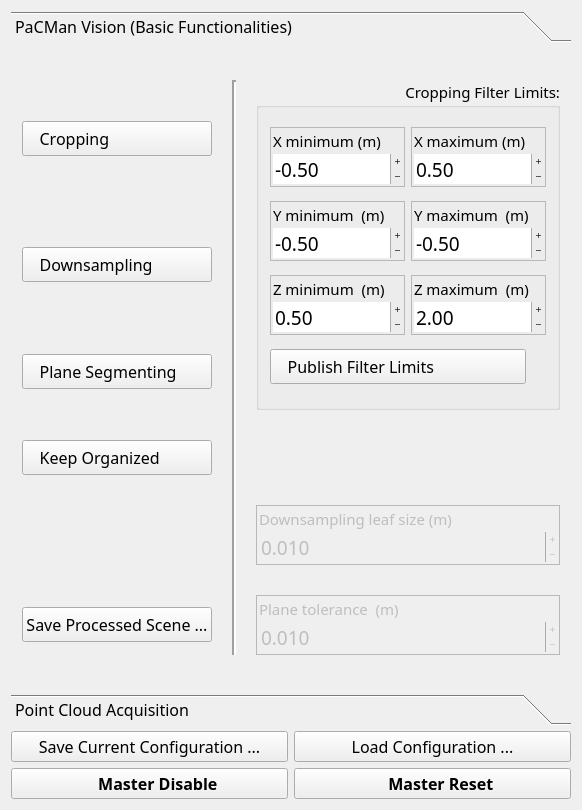
Qt form src/basic_node/gui/basic_node_gui.ui (Tabjones/pacman_vision) before a commit.
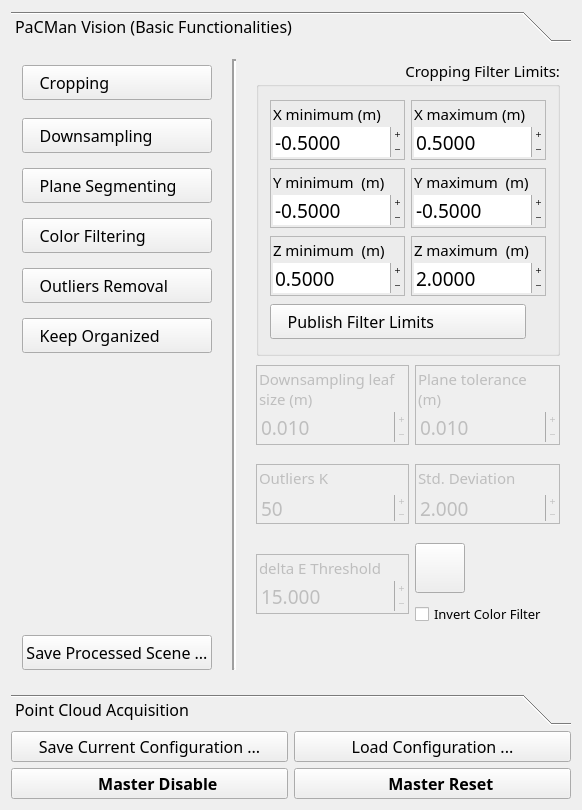
The same form after that commit. Icons and pictures are not drawn.

Diff of the .ui file:
```diff
--- a/src/basic_node/gui/basic_node_gui.ui
+++ b/src/basic_node/gui/basic_node_gui.ui
@@ -24,7 +24,7 @@
     <item row="0" column="0" colspan="2">
      <widget class="QToolBox" name="Tabs">
       <property name="sizePolicy">
-       <sizepolicy hsizetype="Expanding" vsizetype="MinimumExpanding">
+       <sizepolicy hsizetype="Expanding" vsizetype="Expanding">
         <horstretch>0</horstretch>
         <verstretch>0</verstretch>
        </sizepolicy>
@@ -35,6 +35,9 @@
         <height>520</height>
        </size>
       </property>
+      <property name="autoFillBackground">
+       <bool>false</bool>
+      </property>
       <property name="tabSpacing">
        <number>3</number>
       </property>
@@ -47,6 +50,12 @@
          <height>636</height>
         </rect>
        </property>
+       <property name="sizePolicy">
+        <sizepolicy hsizetype="Preferred" vsizetype="Expanding">
+         <horstretch>0</horstretch>
+         <verstretch>0</verstretch>
+        </sizepolicy>
+       </property>
        <property name="toolTip">
         <string>Control the basic node filtering process.</string>
        </property>
@@ -99,7 +108,7 @@
           </property>
          </widget>
         </item>
-        <item row="0" column="1" rowspan="6">
+        <item row="0" column="1" rowspan="11">
          <widget class="Line" name="separator">
           <property name="minimumSize">
            <size>
@@ -115,7 +124,7 @@
           </property>
          </widget>
         </item>
-        <item row="0" column="2" rowspan="3">
+        <item row="0" column="2" rowspan="6" colspan="2">
          <widget class="QGroupBox" name="CroppingG">
           <property name="sizePolicy">
            <sizepolicy hsizetype="Expanding" vsizetype="MinimumExpanding">
@@ -235,13 +244,13 @@
                  <enum>QAbstractSpinBox::PlusMinus</enum>
                 </property>
                 <property name="decimals">
-                 <number>2</number>
+                 <number>4</number>
                 </property>
                 <property name="minimum">
-                 <double>-2.000000000000000</double>
+                 <double>-900.000000000000000</double>
                 </property>
                 <property name="maximum">
-                 <double>2.000000000000000</double>
+                 <double>900.000000000000000</double>
                 </property>
                 <property name="singleStep">
                  <double>0.100000000000000</double>
@@ -339,13 +348,13 @@
                  <enum>QAbstractSpinBox::PlusMinus</enum>
                 </property>
                 <property name="decimals">
-                 <number>2</number>
+                 <number>4</number>
                 </property>
                 <property name="minimum">
-                 <double>-2.000000000000000</double>
+                 <double>-900.000000000000000</double>
                 </property>
                 <property name="maximum">
-                 <double>2.000000000000000</double>
+                 <double>900.000000000000000</double>
                 </property>
                 <property name="singleStep">
                  <double>0.100000000000000</double>
@@ -443,13 +452,13 @@
                  <enum>QAbstractSpinBox::PlusMinus</enum>
                 </property>
                 <property name="decimals">
-                 <number>2</number>
+                 <number>4</number>
                 </property>
                 <property name="minimum">
-                 <double>-2.000000000000000</double>
+                 <double>-900.000000000000000</double>
                 </property>
                 <property name="maximum">
-                 <double>2.000000000000000</double>
+                 <double>900.000000000000000</double>
                 </property>
                 <property name="singleStep">
                  <double>0.100000000000000</double>
@@ -547,13 +556,13 @@
                  <enum>QAbstractSpinBox::PlusMinus</enum>
                 </property>
                 <property name="decimals">
-                 <number>2</number>
+                 <number>4</number>
                 </property>
                 <property name="minimum">
-                 <double>-2.000000000000000</double>
+                 <double>-900.000000000000000</double>
                 </property>
                 <property name="maximum">
-                 <double>2.000000000000000</double>
+                 <double>900.000000000000000</double>
                 </property>
                 <property name="singleStep">
                  <double>0.100000000000000</double>
@@ -651,13 +660,13 @@
                  <enum>QAbstractSpinBox::PlusMinus</enum>
                 </property>
                 <property name="decimals">
-                 <number>2</number>
+                 <number>4</number>
                 </property>
                 <property name="minimum">
-                 <double>0.100000000000000</double>
+                 <double>-900.000000000000000</double>
                 </property>
                 <property name="maximum">
-                 <double>3.900000000000000</double>
+                 <double>900.000000000000000</double>
                 </property>
                 <property name="singleStep">
                  <double>0.100000000000000</double>
@@ -755,13 +764,13 @@
                  <enum>QAbstractSpinBox::PlusMinus</enum>
                 </property>
                 <property name="decimals">
-                 <number>2</number>
+                 <number>4</number>
                 </property>
                 <property name="minimum">
-                 <double>0.200000000000000</double>
+                 <double>-900.000000000000000</double>
                 </property>
                 <property name="maximum">
-                 <double>4.000000000000000</double>
+                 <double>900.000000000000000</double>
                 </property>
                 <property name="singleStep">
                  <double>0.100000000000000</double>
@@ -919,6 +928,96 @@
          </widget>
         </item>
         <item row="3" column="0">
+         <widget class="QPushButton" name="ColorButt">
+          <property name="maximumSize">
+           <size>
+            <width>16777215</width>
+            <height>35</height>
+           </size>
+          </property>
+          <property name="font">
+           <font>
+            <family>Oxygen-Sans</family>
+            <pointsize>12</pointsize>
+           </font>
+          </property>
+          <property name="focusPolicy">
+           <enum>Qt::NoFocus</enum>
+          </property>
+          <property name="acceptDrops">
+           <bool>false</bool>
+          </property>
+          <property name="toolTip">
+           <string>Enable/Disable cropbox filter applied to incoming point clouds.</string>
+          </property>
+          <property name="styleSheet">
+           <string notr="true">Text-align:left</string>
+          </property>
+          <property name="text">
+           <string>    Color Filtering</string>
+          </property>
+          <property name="icon">
+           <iconset resource="../../../resources/resources.qrc">
+            <normaloff>:/icons/off.png</normaloff>
+            <normalon>:/icons/on.png</normalon>:/icons/off.png</iconset>
+          </property>
+          <property name="iconSize">
+           <size>
+            <width>32</width>
+            <height>32</height>
+           </size>
+          </property>
+          <property name="checkable">
+           <bool>true</bool>
+          </property>
+         </widget>
+        </item>
+        <item row="4" column="0">
+         <widget class="QPushButton" name="OutiliersButt">
+          <property name="maximumSize">
+           <size>
+            <width>16777215</width>
+            <height>35</height>
+           </size>
+          </property>
+          <property name="font">
+           <font>
+            <family>Oxygen-Sans</family>
+            <pointsize>12</pointsize>
+           </font>
+          </property>
+          <property name="focusPolicy">
+           <enum>Qt::NoFocus</enum>
+          </property>
+          <property name="acceptDrops">
+           <bool>false</bool>
+          </property>
+          <property name="toolTip">
+           <string>Enable/Disable cropbox filter applied to incoming point clouds.</string>
+          </property>
+          <property name="styleSheet">
+           <string notr="true">Text-align:left</string>
+          </property>
+          <property name="text">
+           <string>    Outliers Removal</string>
+          </property>
+          <property name="icon">
+           <iconset resource="../../../resources/resources.qrc">
+            <normaloff>:/icons/off.png</normaloff>
+            <normalon>:/icons/on.png</normalon>:/icons/off.png</iconset>
+          </property>
+          <property name="iconSize">
+           <size>
+            <width>32</width>
+            <height>32</height>
+           </size>
+          </property>
+          <property name="checkable">
+           <bool>true</bool>
+          </property>
+         </widget>
+        </item>
+        <item row="5" column="0">
          <widget class="QPushButton" name="OrganizedButt">
           <property name="maximumSize">
            <size>
@@ -963,7 +1062,7 @@
           </property>
          </widget>
         </item>
-        <item row="4" column="2">
+        <item row="6" column="2">
          <widget class="QFrame" name="LeafF">
           <property name="enabled">
            <bool>false</bool>
@@ -976,8 +1075,8 @@
           </property>
           <property name="minimumSize">
            <size>
-            <width>222</width>
-            <height>0</height>
+            <width>100</width>
+            <height>80</height>
            </size>
           </property>
           <property name="font">
@@ -1032,6 +1131,9 @@
              <property name="alignment">
               <set>Qt::AlignLeading|Qt::AlignLeft|Qt::AlignTop</set>
              </property>
+             <property name="wordWrap">
+              <bool>true</bool>
+             </property>
             </widget>
            </item>
            <item>
@@ -1070,44 +1172,7 @@
           </layout>
          </widget>
         </item>
-        <item row="5" column="0">
-         <widget class="QPushButton" name="SaveButt">
-          <property name="maximumSize">
-           <size>
-            <width>16777215</width>
-            <height>35</height>
-           </size>
-          </property>
-          <property name="font">
-           <font>
-            <family>Oxygen-Sans</family>
-            <pointsize>12</pointsize>
-           </font>
-          </property>
-          <property name="focusPolicy">
-           <enum>Qt::NoFocus</enum>
-          </property>
-          <property name="acceptDrops">
-           <bool>false</bool>
-          </property>
-          <property name="toolTip">
-           <string>Save current Processed Scene on user selected location. (By calling service get_scene_processed)</string>
-          </property>
-          <property name="text">
-           <string>Save Processed Scene ...</string>
-          </property>
-          <property name="iconSize">
-           <size>
-            <width>32</width>
-            <height>32</height>
-           </size>
-          </property>
-          <property name="checkable">
-           <bool>false</bool>
-          </property>
-         </widget>
-        </item>
-        <item row="5" column="2">
+        <item row="6" column="3">
          <widget class="QFrame" name="PlaneF">
           <property name="enabled">
            <bool>false</bool>
@@ -1120,8 +1185,8 @@
           </property>
           <property name="minimumSize">
            <size>
-            <width>222</width>
-            <height>0</height>
+            <width>100</width>
+            <height>80</height>
            </size>
           </property>
           <property name="font">
@@ -1176,6 +1241,9 @@
              <property name="alignment">
               <set>Qt::AlignLeading|Qt::AlignLeft|Qt::AlignTop</set>
              </property>
+             <property name="wordWrap">
+              <bool>true</bool>
+             </property>
             </widget>
            </item>
            <item>
@@ -1214,6 +1282,401 @@
           </layout>
          </widget>
         </item>
+        <item row="7" column="2">
+         <widget class="QFrame" name="OutliersKF">
+          <property name="enabled">
+           <bool>false</bool>
+          </property>
+          <property name="sizePolicy">
+           <sizepolicy hsizetype="Preferred" vsizetype="Fixed">
+            <horstretch>0</horstretch>
+            <verstretch>0</verstretch>
+           </sizepolicy>
+          </property>
+          <property name="minimumSize">
+           <size>
+            <width>100</width>
+            <height>0</height>
+           </size>
+          </property>
+          <property name="font">
+           <font>
+            <pointsize>11</pointsize>
+           </font>
+          </property>
+          <property name="toolTip">
+           <string>The number of K-Neighbors to consider when computing the mean distance distribution</string>
+          </property>
+          <property name="frameShape">
+           <enum>QFrame::StyledPanel</enum>
+          </property>
+          <property name="frameShadow">
+           <enum>QFrame::Raised</enum>
+          </property>
+          <layout class="QVBoxLayout" name="verticalLayout_11">
+           <property name="spacing">
+            <number>2</number>
+           </property>
+           <property name="leftMargin">
+            <number>2</number>
+           </property>
+           <property name="topMargin">
+            <number>2</number>
+           </property>
+           <property name="rightMargin">
+            <number>2</number>
+           </property>
+           <property name="bottomMargin">
+            <number>2</number>
+           </property>
+           <item>
+            <widget class="QLabel" name="OutliersKL">
+             <property name="font">
+              <font>
+               <pointsize>11</pointsize>
+              </font>
+             </property>
+             <property name="frameShape">
+              <enum>QFrame::NoFrame</enum>
+             </property>
+             <property name="frameShadow">
+              <enum>QFrame::Plain</enum>
+             </property>
+             <property name="text">
+              <string>Outliers K Neighborhood</string>
+             </property>
+             <property name="textFormat">
+              <enum>Qt::PlainText</enum>
+             </property>
+             <property name="scaledContents">
+              <bool>false</bool>
+             </property>
+             <property name="alignment">
+              <set>Qt::AlignLeading|Qt::AlignLeft|Qt::AlignTop</set>
+             </property>
+             <property name="wordWrap">
+              <bool>true</bool>
+             </property>
+            </widget>
+           </item>
+           <item>
+            <widget class="QSpinBox" name="OutliersK">
+             <property name="font">
+              <font>
+               <pointsize>14</pointsize>
+              </font>
+             </property>
+             <property name="wrapping">
+              <bool>false</bool>
+             </property>
+             <property name="frame">
+              <bool>false</bool>
+             </property>
+             <property name="buttonSymbols">
+              <enum>QAbstractSpinBox::PlusMinus</enum>
+             </property>
+             <property name="minimum">
+              <number>1</number>
+             </property>
+             <property name="maximum">
+              <number>50000</number>
+             </property>
+             <property name="value">
+              <number>50</number>
+             </property>
+            </widget>
+           </item>
+          </layout>
+         </widget>
+        </item>
+        <item row="7" column="3">
+         <widget class="QFrame" name="OutliersSF">
+          <property name="enabled">
+           <bool>false</bool>
+          </property>
+          <property name="sizePolicy">
+           <sizepolicy hsizetype="Preferred" vsizetype="Fixed">
+            <horstretch>0</horstretch>
+            <verstretch>0</verstretch>
+           </sizepolicy>
+          </property>
+          <property name="minimumSize">
+           <size>
+            <width>100</width>
+            <height>0</height>
+           </size>
+          </property>
+          <property name="font">
+           <font>
+            <pointsize>11</pointsize>
+           </font>
+          </property>
+          <property name="toolTip">
+           <string>Multiplier of Distance distribution Standard Deviation. A point is classified as outlier if its distance is outside the interval defined by the mean distance +/- the standard deviation weighted by this multiplier.</string>
+          </property>
+          <property name="frameShape">
+           <enum>QFrame::StyledPanel</enum>
+          </property>
+          <property name="frameShadow">
+           <enum>QFrame::Raised</enum>
+          </property>
+          <layout class="QVBoxLayout" name="verticalLayout_12">
+           <property name="spacing">
+            <number>2</number>
+           </property>
+           <property name="leftMargin">
+            <number>2</number>
+           </property>
+           <property name="topMargin">
+            <number>2</number>
+           </property>
+           <property name="rightMargin">
+            <number>2</number>
+           </property>
+           <property name="bottomMargin">
+            <number>2</number>
+           </property>
+           <item>
+            <widget class="QLabel" name="OutliersSL">
+             <property name="font">
+              <font>
+               <pointsize>11</pointsize>
+              </font>
+             </property>
+             <property name="frameShape">
+              <enum>QFrame::NoFrame</enum>
+             </property>
+             <property name="frameShadow">
+              <enum>QFrame::Plain</enum>
+             </property>
+             <property name="text">
+              <string>Std. Deviation Multiplier</string>
+             </property>
+             <property name="textFormat">
+              <enum>Qt::PlainText</enum>
+             </property>
+             <property name="alignment">
+              <set>Qt::AlignLeading|Qt::AlignLeft|Qt::AlignTop</set>
+             </property>
+             <property name="wordWrap">
+              <bool>true</bool>
+             </property>
+            </widget>
+           </item>
+           <item>
+            <widget class="QDoubleSpinBox" name="OutliersS">
+             <property name="font">
+              <font>
+               <pointsize>14</pointsize>
+              </font>
+             </property>
+             <property name="wrapping">
+              <bool>false</bool>
+             </property>
+             <property name="frame">
+              <bool>false</bool>
+             </property>
+             <property name="buttonSymbols">
+              <enum>QAbstractSpinBox::PlusMinus</enum>
+             </property>
+             <property name="decimals">
+              <number>3</number>
+             </property>
+             <property name="minimum">
+              <double>0.001000000000000</double>
+             </property>
+             <property name="maximum">
+              <double>50.000000000000000</double>
+             </property>
+             <property name="singleStep">
+              <double>0.500000000000000</double>
+             </property>
+             <property name="value">
+              <double>2.000000000000000</double>
+             </property>
+            </widget>
+           </item>
+          </layout>
+         </widget>
+        </item>
+        <item row="8" column="2" rowspan="2">
+         <widget class="QFrame" name="ColorF">
+          <property name="enabled">
+           <bool>false</bool>
+          </property>
+          <property name="sizePolicy">
+           <sizepolicy hsizetype="Preferred" vsizetype="Fixed">
+            <horstretch>0</horstretch>
+            <verstretch>0</verstretch>
+           </sizepolicy>
+          </property>
+          <property name="minimumSize">
+           <size>
+            <width>100</width>
+            <height>0</height>
+           </size>
+          </property>
+          <property name="font">
+           <font>
+            <pointsize>11</pointsize>
+           </font>
+          </property>
+          <property name="toolTip">
+           <string>Colorimetric distance threshold for color filtering. The metric is  deltaE 2000 for CIELab colorspace. A value of 10 is claimed to be almost idistinguishable to the human eye.</string>
+          </property>
+          <property name="frameShape">
+           <enum>QFrame::StyledPanel</enum>
+          </property>
+          <property name="frameShadow">
+           <enum>QFrame::Raised</enum>
+          </property>
+          <layout class="QVBoxLayout" name="verticalLayout_13">
+           <property name="spacing">
+            <number>2</number>
+           </property>
+           <property name="leftMargin">
+            <number>2</number>
+           </property>
+           <property name="topMargin">
+            <number>2</number>
+           </property>
+           <property name="rightMargin">
+            <number>2</number>
+           </property>
+           <property name="bottomMargin">
+            <number>2</number>
+           </property>
+           <item>
+            <widget class="QLabel" name="ColorL">
+             <property name="font">
+              <font>
+               <pointsize>11</pointsize>
+              </font>
+             </property>
+             <property name="frameShape">
+              <enum>QFrame::NoFrame</enum>
+             </property>
+             <property name="frameShadow">
+              <enum>QFrame::Plain</enum>
+             </property>
+             <property name="text">
+              <string>delta E Threshold</string>
+             </property>
+             <property name="textFormat">
+              <enum>Qt::PlainText</enum>
+             </property>
+             <property name="scaledContents">
+              <bool>false</bool>
+             </property>
+             <property name="alignment">
+              <set>Qt::AlignLeading|Qt::AlignLeft|Qt::AlignTop</set>
+             </property>
+             <property name="wordWrap">
+              <bool>true</bool>
+             </property>
+            </widget>
+           </item>
+           <item>
+            <widget class="QDoubleSpinBox" name="Color">
+             <property name="font">
+              <font>
+               <pointsize>14</pointsize>
+              </font>
+             </property>
+             <property name="wrapping">
+              <bool>false</bool>
+             </property>
+             <property name="frame">
+              <bool>false</bool>
+             </property>
+             <property name="buttonSymbols">
+              <enum>QAbstractSpinBox::PlusMinus</enum>
+             </property>
+             <property name="decimals">
+              <number>3</number>
+             </property>
+             <property name="minimum">
+              <double>0.001000000000000</double>
+             </property>
+             <property name="maximum">
+              <double>5000.000000000000000</double>
+             </property>
+             <property name="singleStep">
+              <double>1.000000000000000</double>
+             </property>
+             <property name="value">
+              <double>15.000000000000000</double>
+             </property>
+            </widget>
+           </item>
+          </layout>
+         </widget>
+        </item>
+        <item row="8" column="3">
+         <widget class="QPushButton" name="ColorSelectB">
+          <property name="maximumSize">
+           <size>
+            <width>50</width>
+            <height>50</height>
+           </size>
+          </property>
+          <property name="toolTip">
+           <string>Pick a Color</string>
+          </property>
+          <property name="text">
+           <string notr="true"/>
+          </property>
+         </widget>
+        </item>
+        <item row="9" column="3">
+         <widget class="QCheckBox" name="invertColor">
+          <property name="font">
+           <font>
+            <pointsize>10</pointsize>
+           </font>
+          </property>
+          <property name="text">
+           <string>Invert Color Filter</string>
+          </property>
+         </widget>
+        </item>
+        <item row="10" column="0">
+         <widget class="QPushButton" name="SaveButt">
+          <property name="maximumSize">
+           <size>
+            <width>16777215</width>
+            <height>35</height>
+           </size>
+          </property>
+          <property name="font">
+           <font>
+            <family>Oxygen-Sans</family>
+            <pointsize>12</pointsize>
+           </font>
+          </property>
+          <property name="focusPolicy">
+           <enum>Qt::NoFocus</enum>
+          </property>
+          <property name="acceptDrops">
+           <bool>false</bool>
+          </property>
+          <property name="toolTip">
+           <string>Save current Processed Scene on user selected location. (By calling service get_scene_processed)</string>
+          </property>
+          <property name="text">
+           <string>Save Processed Scene ...</string>
+          </property>
+          <property name="iconSize">
+           <size>
+            <width>32</width>
+            <height>32</height>
+           </size>
+          </property>
+          <property name="checkable">
+           <bool>false</bool>
+          </property>
+         </widget>
+        </item>
        </layout>
        <zorder>PlaneF</zorder>
        <zorder>separator</zorder>
```
Left out of the diff: 294 changed lines with no effect on the pictures.
